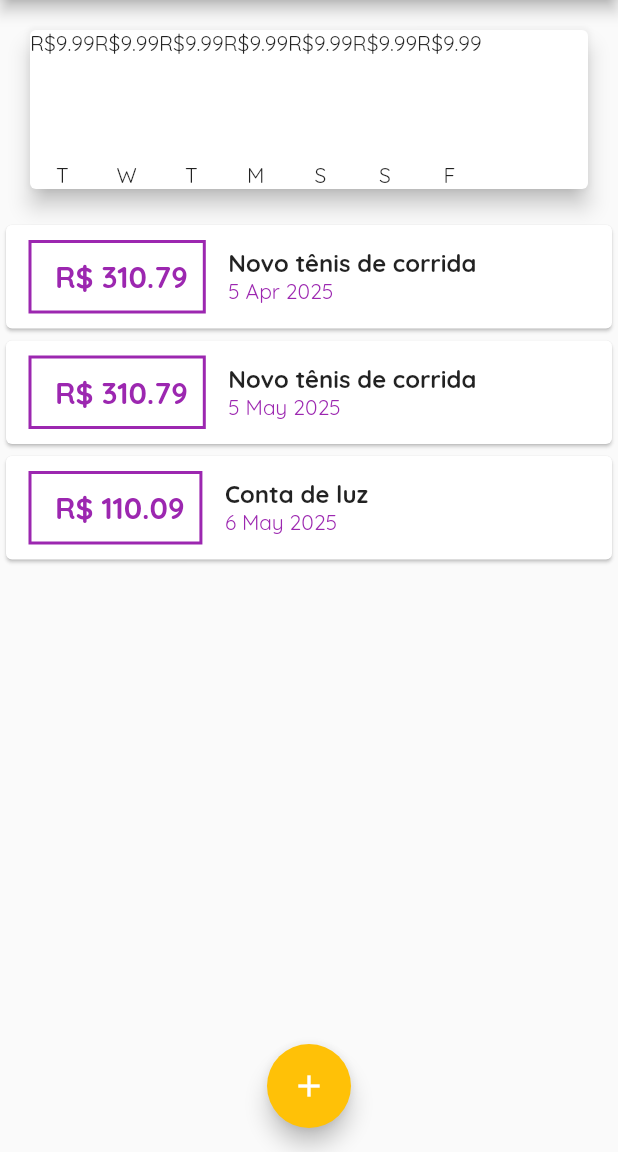
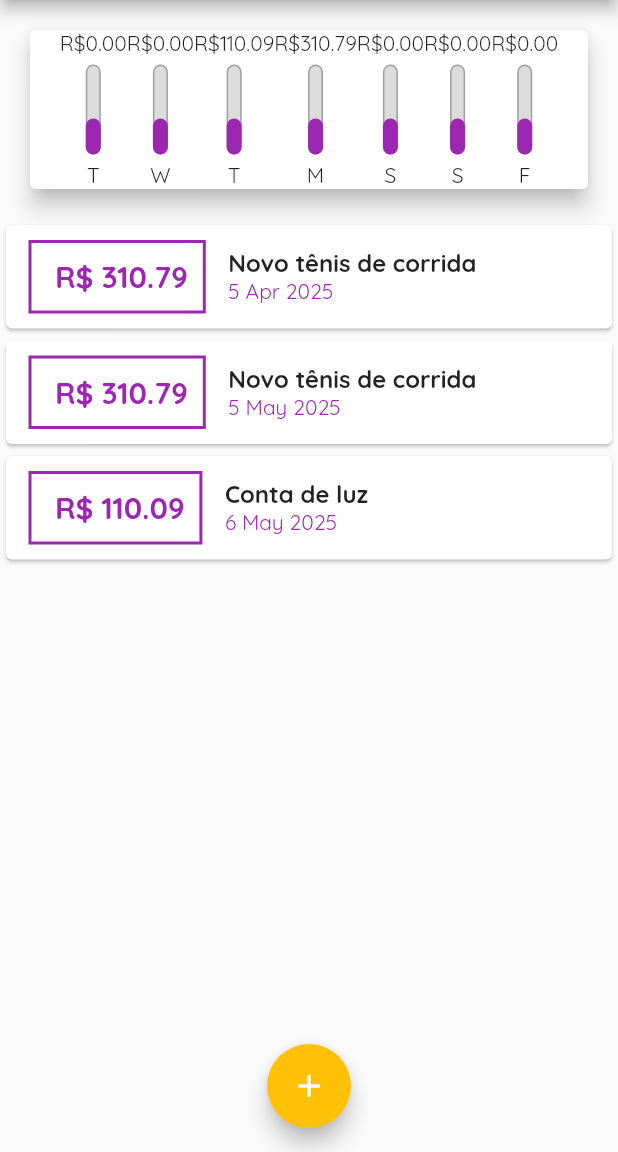
Before and after one commit to dm-moro/FlutterExpenses, a Flutter app: the screen it shows after launch, on a phone screen of 412 x 824 dp, the part 84-1236 px from its top. Run offline on Flutter 3.47's test engine with Material 3 defaults, Android fonts, the phone set to English and light mode, and no system bars.

Commit message:
fix: ChartBar view

```diff
--- a/lib/components/chart.dart
+++ b/lib/components/chart.dart
@@ -9,7 +9,7 @@ class Chart extends StatelessWidget {
 
   Chart(this.recentTransaction);
 
-  List<Map<String, Object>> get groupedTransactions {
+  List<Map<String, dynamic>> get groupedTransactions {
     return List.generate(7, (index) {
       final weekDay = DateTime.now().subtract(Duration(days: index));
 
@@ -28,7 +28,7 @@ class Chart extends StatelessWidget {
       print(DateFormat.E().format(weekDay)[0]);
       print(totalSum);
 
-      return {'day': DateFormat.E().format(weekDay)[0], 'value': 9.99};
+      return {'day': DateFormat.E().format(weekDay)[0], 'value': totalSum};
     });
   }
 
@@ -39,12 +39,14 @@ class Chart extends StatelessWidget {
       elevation: 6,
       margin: EdgeInsets.all(20),
       child: Row(
+        mainAxisAlignment: MainAxisAlignment.center,
+        crossAxisAlignment: CrossAxisAlignment.center,
         children:
             groupedTransactions.map((tr) {
               return ChartBar(
                 label: tr['day'],
                 value: tr['value'],
-                percentage: 0,
+                percentage: 0.4,
               );
             }).toList(),
       ),
--- a/lib/components/chart_bar.dart
+++ b/lib/components/chart_bar.dart
@@ -13,11 +13,35 @@ class ChartBar extends StatelessWidget {
   Widget build(BuildContext context) {
     return Column(
       children: [
-        Text('R\$${value.toStringAsFixed(2)}'),
+        Text('R\$${value?.toStringAsFixed(2)}'),
         SizedBox(height: 5),
-        Container(height: 60, width: 10, child: null),
+        Container(
+          height: 60,
+          width: 10,
+          child: Stack(
+            alignment: Alignment.bottomCenter,
+            children: [
+              Container(
+                decoration: BoxDecoration(
+                  border: Border.all(color: Colors.grey, width: 1),
+                  color: Color.fromRGBO(220, 220, 220, 1),
+                  borderRadius: BorderRadius.circular(5),
+                ),
+              ),
+              FractionallySizedBox(
+                heightFactor: percentage,
+                child: Container(
+                  decoration: BoxDecoration(
+                    color: Theme.of(context).primaryColor,
+                    borderRadius: BorderRadius.circular(5),
+                  ),
+                ),
+              ),
+            ],
+          ),
+        ),
         SizedBox(height: 5),
-        Text(label),
+        Text(label.toString()),
       ],
     );
   }
```
Also changed, not shown: 1 other file.
